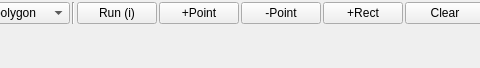
Above: anylabeling/views/labeling/widgets/auto_labeling/auto_labeling.ui from vietanhdev/anylabeling before the change; both pictures show x 281 to 761 and y 0 to 68 of the 1118 by 68 pixel window. Below: the same form after it.
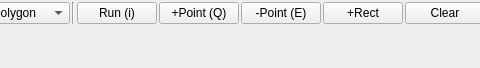
That is the form after the change. Icons and pictures are not drawn.

Patch:
```diff
--- a/anylabeling/views/labeling/widgets/auto_labeling/auto_labeling.ui
+++ b/anylabeling/views/labeling/widgets/auto_labeling/auto_labeling.ui
@@ -109,14 +109,14 @@
      <item>
       <widget class="QPushButton" name="button_add_point">
        <property name="text">
-        <string>+Point</string>
+        <string>+Point (Q)</string>
        </property>
       </widget>
      </item>
      <item>
       <widget class="QPushButton" name="button_remove_point">
        <property name="text">
-        <string>-Point</string>
+        <string>-Point (E)</string>
        </property>
       </widget>
      </item>
```
